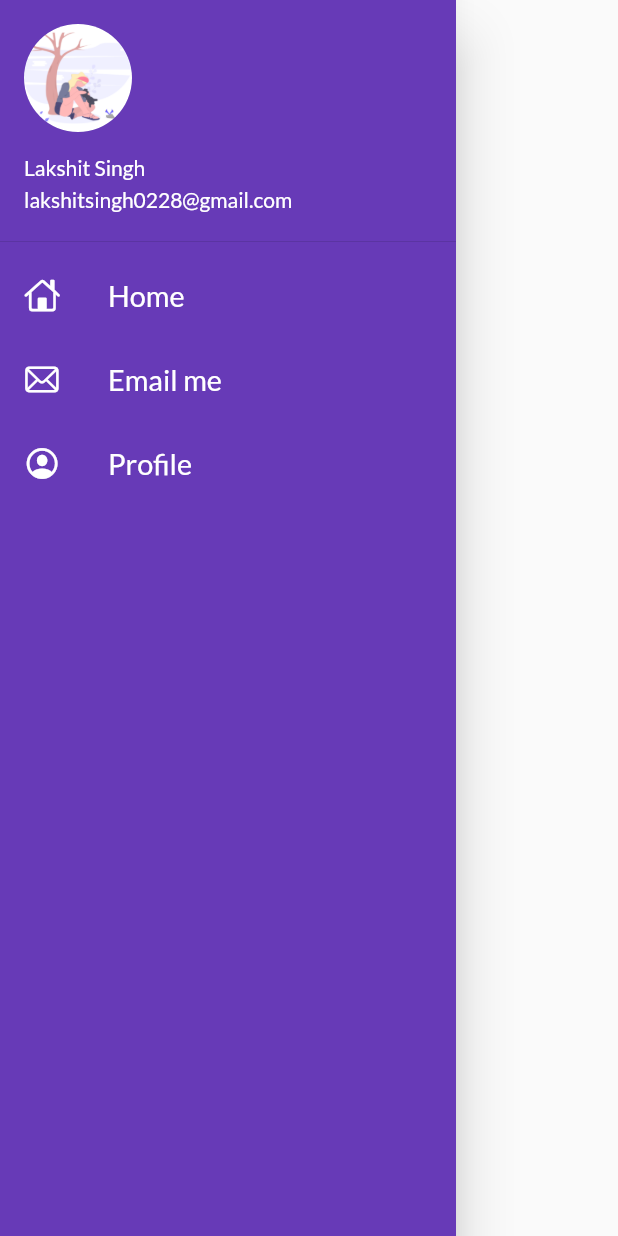
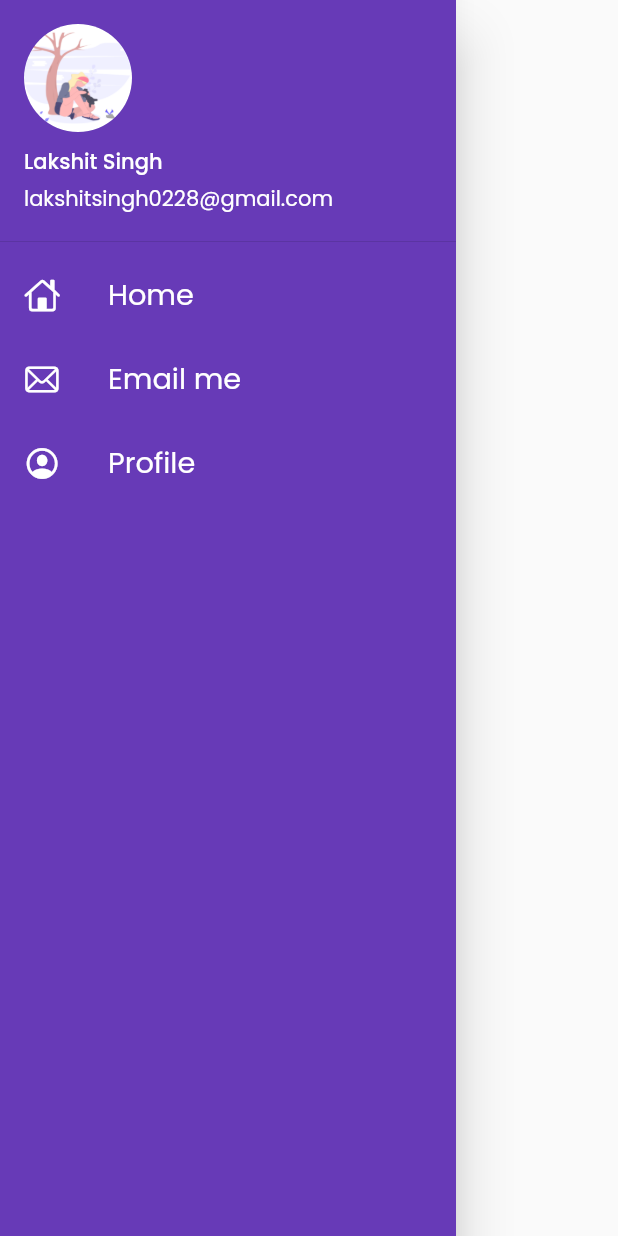
Before and after one commit to LAKSHITSINGH0228/Flutter, a Flutter app: the MyDrawer widget shown alone on an empty page, opened directly, on a phone screen of 412 x 824 dp. Run offline on Flutter 3.47's test engine with Material 2 defaults, Android fonts, the phone set to English and light mode, and no system bars; our stand-ins replace google_fonts, velocity_x.

Commit message:
Day 15 completed

```diff
--- a/lib/pages/login_page.dart
+++ b/lib/pages/login_page.dart
@@ -1,3 +1,5 @@
+// ignore_for_file: prefer_const_constructors, use_key_in_widget_constructors
+
 import 'package:flutter/material.dart';
 import 'package:flutter_catalog/utils/routes.dart';
 
--- a/lib/widgets/drawer.dart
+++ b/lib/widgets/drawer.dart
@@ -1,4 +1,4 @@
-// ignore_for_file: prefer_const_constructors, prefer_const_declarations
+// ignore_for_file: prefer_const_constructors, prefer_const_declarations, use_key_in_widget_constructors
 
 import 'package:flutter/cupertino.dart';
 import 'package:flutter/material.dart';
@@ -22,25 +22,41 @@ class MyDrawer extends StatelessWidget {
                 currentAccountPicture: CircleAvatar(
                   backgroundImage: AssetImage(imageUrl),
                 ),
-
               ),
             ),
-
             ListTile(
-              leading: Icon(CupertinoIcons.home, color: Colors.white,),
-              title: Text("Home", textScaleFactor: 1.2, style: TextStyle(color: Colors.white),)//, textColor: Colors.white,
+                leading: Icon(
+                  CupertinoIcons.home,
+                  color: Colors.white,
                 ),
-
+                title: Text(
+                  "Home",
+                  textScaleFactor: 1.2,
+                  style: TextStyle(color: Colors.white),
+                ) //, textColor: Colors.white,
+                ),
             ListTile(
-              leading: Icon(CupertinoIcons.mail, color: Colors.white,),
-              title: Text("Email me", textScaleFactor: 1.2, style: TextStyle(color: Colors.white),)//, textColor: Colors.white,
+                leading: Icon(
+                  CupertinoIcons.mail,
+                  color: Colors.white,
                 ),
-
+                title: Text(
+                  "Email me",
+                  textScaleFactor: 1.2,
+                  style: TextStyle(color: Colors.white),
+                ) //, textColor: Colors.white,
+                ),
             ListTile(
-              leading: Icon(CupertinoIcons.profile_circled, color: Colors.white,),
-              title: Text("Profile", textScaleFactor: 1.2, style: TextStyle(color: Colors.white),)//, textColor: Colors.white,
+                leading: Icon(
+                  CupertinoIcons.profile_circled,
+                  color: Colors.white,
+                ),
+                title: Text(
+                  "Profile",
+                  textScaleFactor: 1.2,
+                  style: TextStyle(color: Colors.white),
+                ) //, textColor: Colors.white,
                 )
-
           ],
         ),
       ),
--- a/lib/widgets/item_widget.dart
+++ b/lib/widgets/item_widget.dart
@@ -1,4 +1,4 @@
-// ignore_for_file: prefer_const_constructors
+// ignore_for_file: prefer_const_constructors, unnecessary_null_comparison, duplicate_import, avoid_print
 
 import 'package:flutter/material.dart';
 import 'package:flutter_catalog/models/catalog.dart';
--- a/lib/widgets/themes.dart
+++ b/lib/widgets/themes.dart
@@ -1,4 +1,4 @@
-// ignore_for_file: prefer_const_constructors
+// ignore_for_file: prefer_const_constructors, use_full_hex_values_for_flutter_colors
 
 import 'package:flutter/material.dart';
 import 'package:google_fonts/google_fonts.dart';
@@ -6,17 +6,20 @@ import 'package:google_fonts/google_fonts.dart';
 class MyTheme {
   static ThemeData lightTheme(BuildContext context) => ThemeData(
       primarySwatch: Colors.deepPurple,
-      fontFamily: GoogleFonts.lato().fontFamily,
+      fontFamily: GoogleFonts.poppins().fontFamily,
       appBarTheme: AppBarTheme(
         color: Colors.white,
         elevation: 0,
         iconTheme: IconThemeData(color: Colors.black),
         toolbarTextStyle: Theme.of(context).textTheme.bodyText2,
         titleTextStyle: Theme.of(context).textTheme.headline6,
-
       ));
 
-      static ThemeData darkTheme(BuildContext context) => ThemeData(
+  static ThemeData darkTheme(BuildContext context) => ThemeData(
         brightness: Brightness.dark,
       );
+
+  //colors
+  static Color creamColor = Color(0xfff5f5f5);
+  static Color darkBluishColor = Color(0xff403b58);
 }
--- a/pubspec.yaml
+++ b/pubspec.yaml
@@ -34,6 +34,7 @@ dependencies:
   # Use with the CupertinoIcons class for iOS style icons.
   cupertino_icons: ^1.0.2
   google_fonts: ^2.3.2
+  velocity_x: ^3.4.0
 
 dev_dependencies:
   flutter_test:
```
Also changed, not shown: lib/main.dart (+4 -9 lines), lib/models/catalog.dart (+7 -10 lines), lib/pages/home_page.dart (+105 -55 lines), pubspec.lock. Lines whose indentation alone changed are shown as unchanged.
